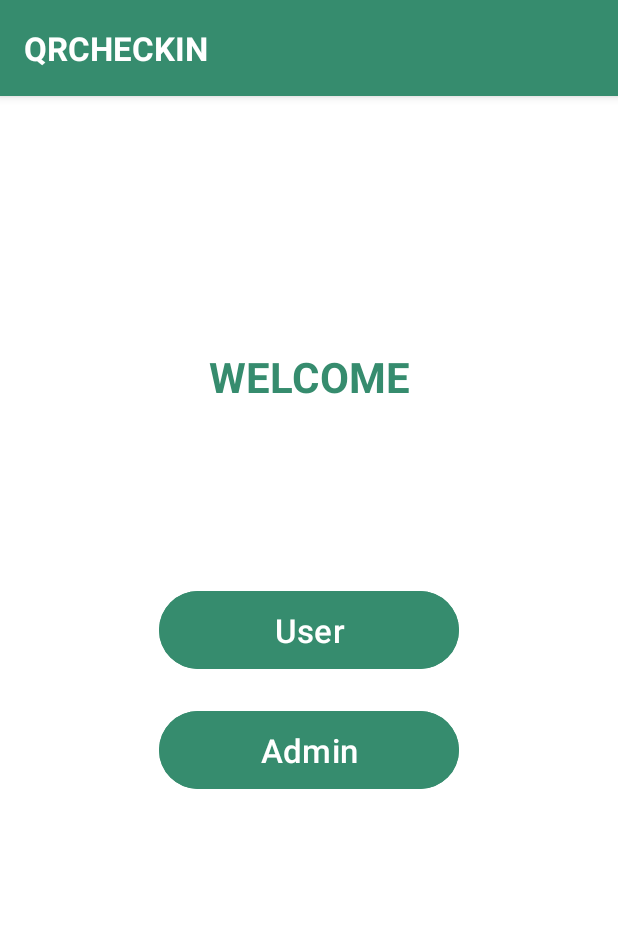
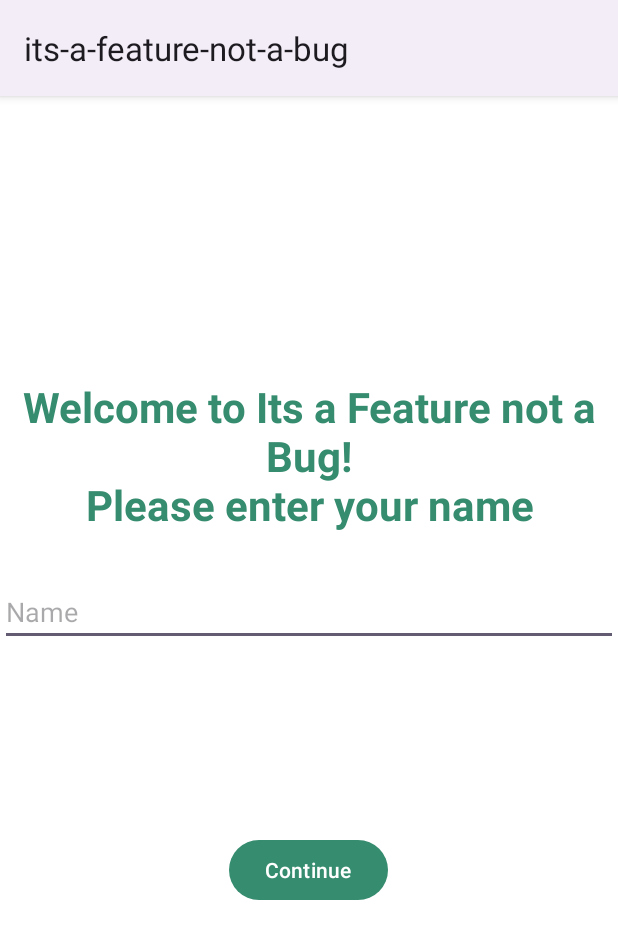
Before and after one commit to CMPUT-301-project/its-a-feature-not-a-bug, an Android app: the screen it shows after launch (MainActivity before the commit, NewUserActivity after it), on a phone screen of 412 x 824 dp. Shown: the top 939 px of the screen. Run offline under Robolectric (Android 15) with nearby library versions, the light colour scheme and no system bars; our stand-ins replace Firebase (no records; nobody signed in at launch, a user with empty details on screens opened directly).

Commit message:
Changed new user screen

```diff
--- a/its-a-feature-not-a-bug/app/src/main/AndroidManifest.xml
+++ b/its-a-feature-not-a-bug/app/src/main/AndroidManifest.xml
@@ -87,6 +87,9 @@
         <activity android:name=".OrganizerMenuActivity">
         </activity>
 
+        <activity android:name=".NewUserActivity">
+        </activity>
+
     </application>
 
 </manifest>
--- a/its-a-feature-not-a-bug/app/src/main/java/com/example/its_a_feature_not_a_bug/MainActivity.java
+++ b/its-a-feature-not-a-bug/app/src/main/java/com/example/its_a_feature_not_a_bug/MainActivity.java
@@ -60,7 +60,7 @@ public class MainActivity extends AppCompatActivity {
         androidId = Settings.Secure.getString(this.getContentResolver(), Settings.Secure.ANDROID_ID);
         Log.d("Brayden", androidId);
 
-        // Fetch document IDs
+        // Fetch user IDs
         usersRef.get().addOnCompleteListener(new OnCompleteListener<QuerySnapshot>() {
             @Override
             public void onComplete(@NonNull Task<QuerySnapshot> task) {
@@ -74,15 +74,9 @@ public class MainActivity extends AppCompatActivity {
                     }
 
                     if (!docIDs.contains(androidId)) { // this is a new user
-                        UserRefactored currentUser = new UserRefactored();
-                        currentUser.setUserId(androidId);
-
-                        Map<String, Object> data = new HashMap<>();
-                        data.put("userId", androidId);
-
-                        usersRef.document(androidId).set(data);
+                        Intent newUserIntent = new Intent(MainActivity.this, NewUserActivity.class);
+                        startActivity(newUserIntent);
                     }
-
                 } else {
                     Log.d("Firestore", "Error getting documents: ", task.getException());
                 }
@@ -117,8 +111,6 @@ public class MainActivity extends AppCompatActivity {
             actionBar.setTitle(Html.fromHtml("<font color=\"#FFFFFF\"><b>" + "QRCHECKIN" + "</b></font>"));
         }
 
-
-
         // set button listeners
         adminButton.setOnClickListener(new View.OnClickListener() {
             @Override
--- a/its-a-feature-not-a-bug/app/src/main/java/com/example/its_a_feature_not_a_bug/NewUserFragment.java
+++ b/its-a-feature-not-a-bug/app/src/main/java/com/example/its_a_feature_not_a_bug/NewUserActivity.java
@@ -1,7 +1,6 @@
 package com.example.its_a_feature_not_a_bug;
 
 import android.app.AlertDialog;
-import android.app.Dialog;
 import android.content.Context;
 import android.content.DialogInterface;
 import android.os.Bundle;
@@ -14,7 +13,7 @@ import android.widget.EditText;
 
 import androidx.annotation.NonNull;
 import androidx.annotation.Nullable;
-import androidx.fragment.app.DialogFragment;
+import androidx.appcompat.app.AppCompatActivity;
 
 import com.google.android.gms.tasks.OnFailureListener;
 import com.google.android.gms.tasks.OnSuccessListener;
@@ -24,42 +23,37 @@ import com.google.firebase.firestore.FirebaseFirestore;
 import java.util.HashMap;
 import java.util.Map;
 
-public class NewUserFragment extends DialogFragment {
+public class NewUserActivity extends AppCompatActivity {
     private FirebaseFirestore db;
     private CollectionReference usersRef;
 
-    public NewUserFragment(){}
+    private String androidId;
 
-    @NonNull
+    private EditText editName;
+    private Button submitButton;
+
     @Override
-    public Dialog onCreateDialog(@Nullable Bundle savedInstanceState) {
-        View view = LayoutInflater.from(getContext()).inflate(R.layout.fragment_new_user, null);
+    public void onCreate(@Nullable Bundle savedInstanceState) {
+        super.onCreate(savedInstanceState);
 
-        EditText editName = view.findViewById(R.id.edit_text_new_user_name);
+        // set views
+        setContentView(R.layout.activity_new_user);
+        editName = findViewById(R.id.edit_text_new_user_name);
+        submitButton = findViewById(R.id.button_add_new_user);
 
-        AlertDialog.Builder builder = new AlertDialog.Builder(getContext());
-        AlertDialog alertDialog = builder
-                .setView(view)
-                .setTitle("New User")
-                .setPositiveButton("ok", null) // Delaying positive button action to handle Switch change
-                .create();
+        submitButton.setOnClickListener(new View.OnClickListener() {
+            @Override
+            public void onClick(View v) {
+                String userName = editName.getText().toString();
+                addUserToDatabase(userName);
+            }
+        });
 
-        alertDialog.setOnShowListener(dialog -> {
-            Button positiveButton = alertDialog.getButton(DialogInterface.BUTTON_POSITIVE);
-            positiveButton.setOnClickListener(v -> {
-                String name = editName.getText().toString();
-                addUsertoDatabase(name);
-
-                alertDialog.dismiss();
-            });
-        });
-        return alertDialog;
     }
 
-    public void addUsertoDatabase(String name) {
+    public void addUserToDatabase(String userName) {
         // get android id
-        Context context = getActivity();
-        String androidId = Settings.Secure.getString(context.getContentResolver(), Settings.Secure.ANDROID_ID);
+        androidId = Settings.Secure.getString(getApplicationContext().getContentResolver(), Settings.Secure.ANDROID_ID);
 
         // connect to database
         db = FirebaseFirestore.getInstance();
@@ -67,7 +61,8 @@ public class NewUserFragment extends DialogFragment {
 
         // put data in hash map
         Map<String, Object> data = new HashMap<>();
-        data.put("fullName", name);
+        data.put("fullName", userName);
+        data.put("userId", androidId);
 
         usersRef.document(androidId)
                 .set(data)
@@ -75,6 +70,7 @@ public class NewUserFragment extends DialogFragment {
                     @Override
                     public void onSuccess(Void unused) {
                         Log.d("Firestore", "DocumentSnapshot successfully written");
+                        finish();
                     }
                 }).addOnFailureListener(new OnFailureListener() {
                     @Override
--- /dev/null
+++ b/its-a-feature-not-a-bug/app/src/main/res/layout/activity_new_user.xml
@@ -0,0 +1,37 @@
+<?xml version="1.0" encoding="utf-8"?>
+<RelativeLayout xmlns:android="http://schemas.android.com/apk/res/android"
+    android:orientation="vertical"
+    android:layout_width="match_parent"
+    android:layout_height="match_parent">
+
+    <TextView
+        android:id="@+id/textView"
+        android:layout_width="match_parent"
+        android:layout_height="wrap_content"
+        android:layout_alignParentTop="true"
+        android:layout_marginTop="188dp"
+        android:text="Welcome to Its a Feature not a Bug!\nPlease enter your name"
+        android:textAlignment="center"
+        android:textColor="#368C6E"
+        android:textSize="28sp"
+        android:textStyle="bold" />
+
+    <EditText
+        android:id="@+id/edit_text_new_user_name"
+        android:layout_width="match_parent"
+        android:layout_height="wrap_content"
+        android:layout_below="@+id/textView"
+        android:layout_marginTop="30dp"
+        android:hint="Name"
+        android:inputType="text" />
+
+    <Button
+        android:id="@+id/button_add_new_user"
+        android:layout_width="wrap_content"
+        android:layout_height="wrap_content"
+        android:layout_alignParentBottom="true"
+        android:layout_centerHorizontal="true"
+        android:layout_marginBottom="220dp"
+        android:text="Continue"/>
+
+</RelativeLayout>
```
Also changed, not shown: its-a-feature-not-a-bug/app/src/main/java/com/example/its_a_feature_not_a_bug/DialogCreateAnnouncement.java (added, +55 -0 lines), its-a-feature-not-a-bug/app/src/main/java/com/example/its_a_feature_not_a_bug/OrganizerMenuActivity.java (+13 -9 lines), its-a-feature-not-a-bug/app/src/main/res/layout/activity_organizer_menu.xml (+8 -2 lines), its-a-feature-not-a-bug/app/src/main/res/layout/layout_create_announcement_dialogue.xml (renamed from its-a-feature-not-a-bug/app/src/main/res/layout/fragment_new_user.xml, +5 -10 lines).
